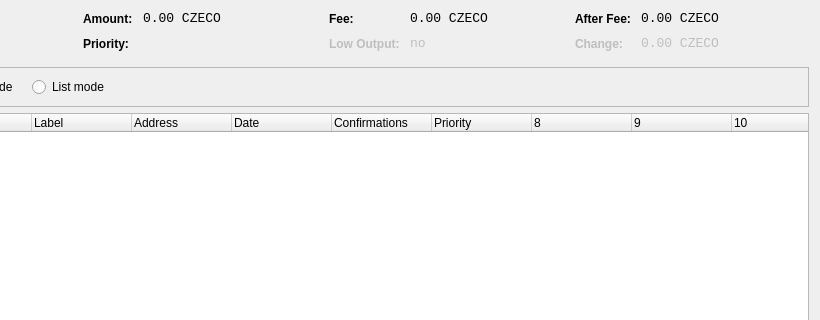
Old version of the form src/qt/forms/coincontroldialog.ui in the repository pringers/Czecoin-master; both pictures show x 180 to 1000 and y 0 to 320 of the 1000 by 500 pixel window.
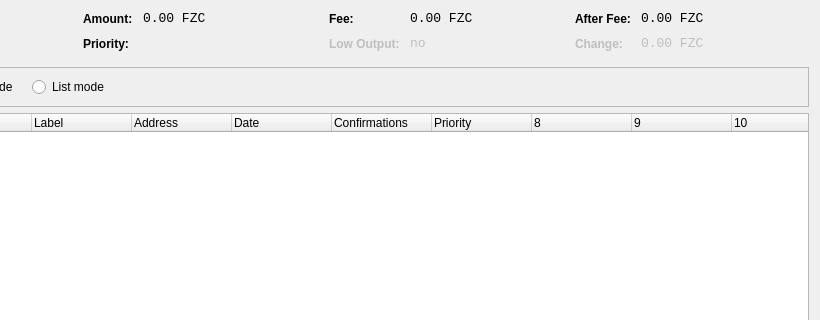
New version of the form. Custom widgets are drawn as their Qt base class.

What changed in the file:
```diff
--- a/src/qt/forms/coincontroldialog.ui
+++ b/src/qt/forms/coincontroldialog.ui
@@ -141,7 +141,7 @@
           <enum>Qt::ActionsContextMenu</enum>
          </property>
          <property name="text">
-          <string notr="true">0.00 CZECO</string>
+          <string notr="true">0.00 FZC</string>
          </property>
          <property name="textInteractionFlags">
           <set>Qt::LinksAccessibleByMouse|Qt::TextSelectableByKeyboard|Qt::TextSelectableByMouse</set>
@@ -221,7 +221,7 @@
           <enum>Qt::ActionsContextMenu</enum>
          </property>
          <property name="text">
-          <string notr="true">0.00 CZECO</string>
+          <string notr="true">0.00 FZC</string>
          </property>
          <property name="textInteractionFlags">
           <set>Qt::LinksAccessibleByMouse|Qt::TextSelectableByKeyboard|Qt::TextSelectableByMouse</set>
@@ -307,7 +307,7 @@
           <enum>Qt::ActionsContextMenu</enum>
          </property>
          <property name="text">
-          <string notr="true">0.00 CZECO</string>
+          <string notr="true">0.00 FZC</string>
          </property>
          <property name="textInteractionFlags">
           <set>Qt::LinksAccessibleByMouse|Qt::TextSelectableByKeyboard|Qt::TextSelectableByMouse</set>
@@ -345,7 +345,7 @@
           <enum>Qt::ActionsContextMenu</enum>
          </property>
          <property name="text">
-          <string notr="true">0.00 CZECO</string>
+          <string notr="true">0.00 FZC</string>
          </property>
          <property name="textInteractionFlags">
           <set>Qt::LinksAccessibleByMouse|Qt::TextSelectableByKeyboard|Qt::TextSelectableByMouse</set>
```
